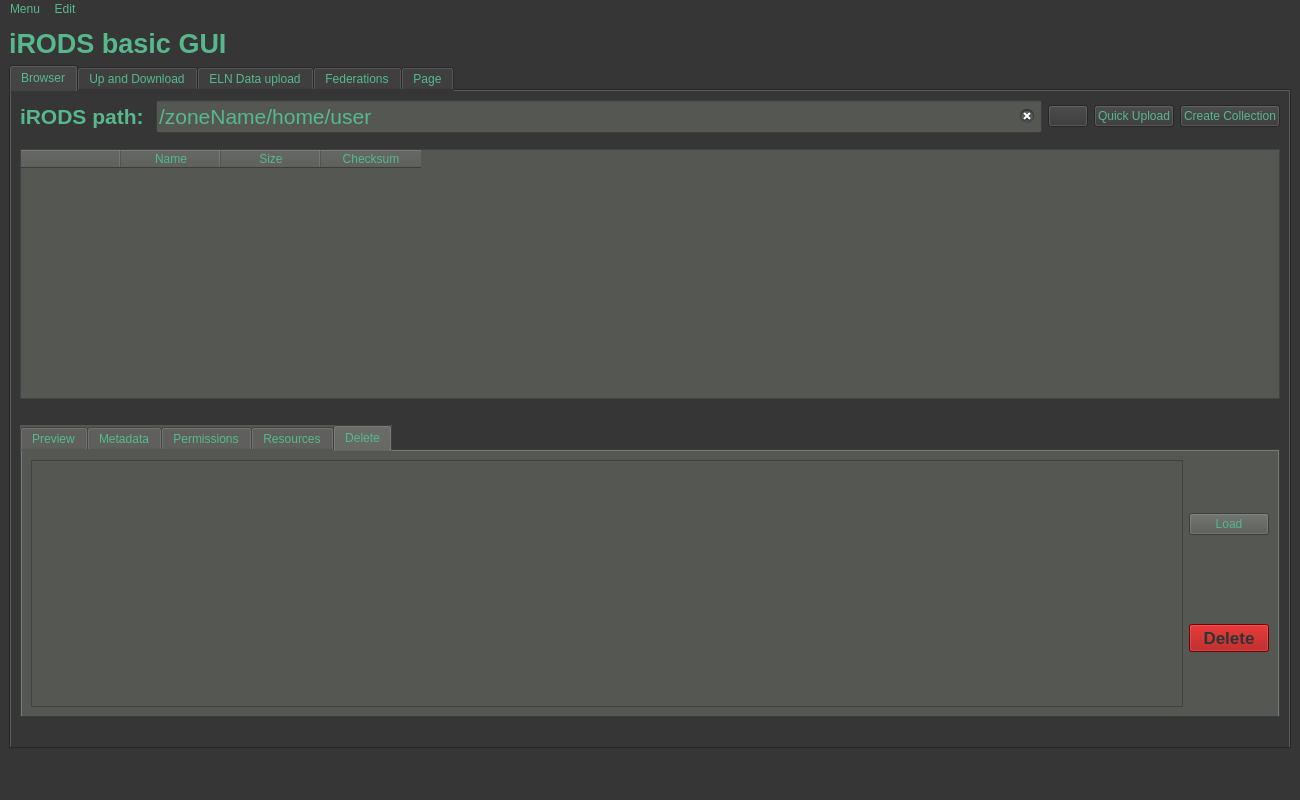
iBridges-for-iRODS/iBridges, file irods-basicGUI/ui-files/irodsBrowserMain.ui: the form before one commit.
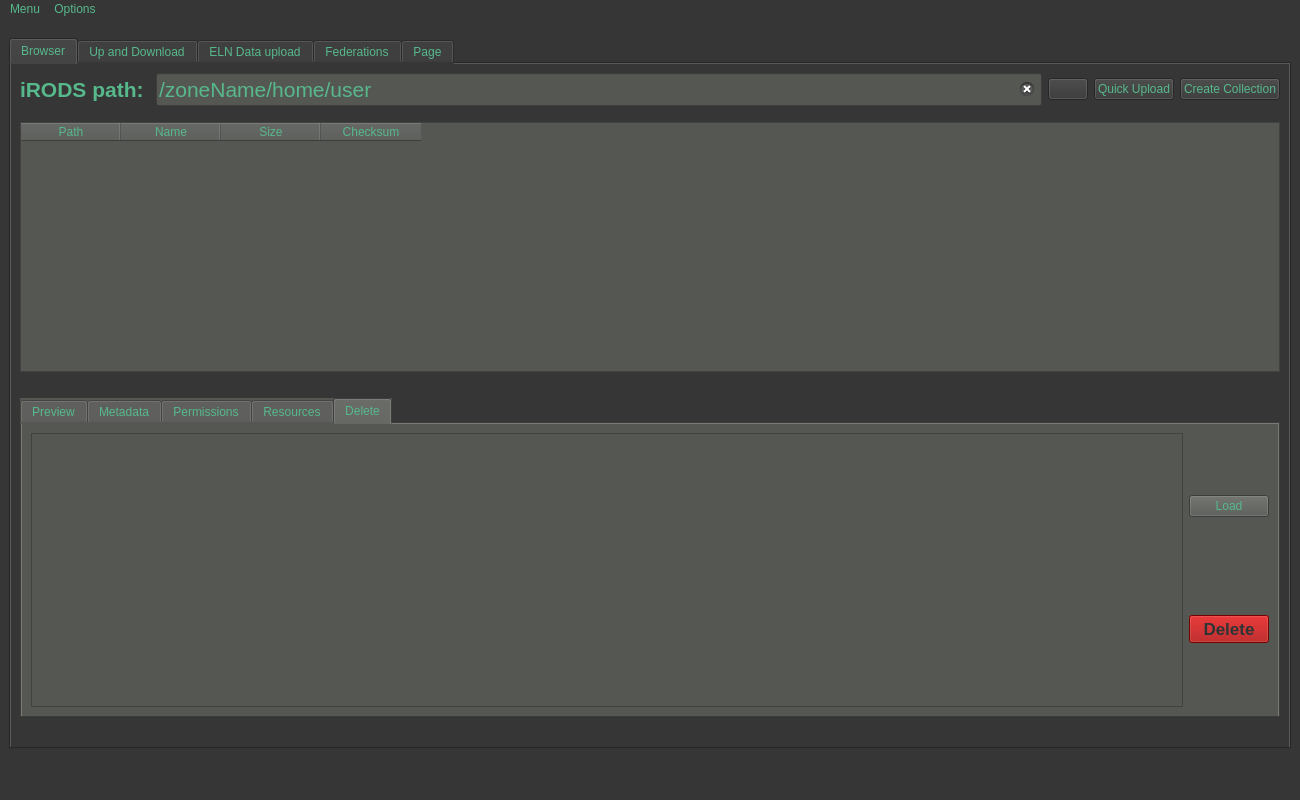
The form after the commit. The open tabs and pages were chosen to show the change. Icons and pictures are not drawn.

Commit message: Adding search functionality to GUI and irodsConnectors

```diff
--- a/irods-basicGUI/ui-files/irodsBrowserMain.ui
+++ b/irods-basicGUI/ui-files/irodsBrowserMain.ui
@@ -29,18 +29,17 @@
    </property>
    <layout class="QVBoxLayout" name="verticalLayout">
     <item>
-     <widget class="QLabel" name="label">
-      <property name="font">
-       <font>
-        <pointsize>20</pointsize>
-        <weight>75</weight>
-        <bold>true</bold>
-       </font>
+     <spacer name="verticalSpacer_8">
+      <property name="orientation">
+       <enum>Qt::Vertical</enum>
       </property>
-      <property name="text">
-       <string>iRODS basic GUI</string>
+      <property name="sizeHint" stdset="0">
+       <size>
+        <width>20</width>
+        <height>40</height>
+       </size>
       </property>
-     </widget>
+     </spacer>
     </item>
     <item>
      <widget class="QTabWidget" name="tabWidget">
@@ -154,7 +153,7 @@
           </property>
           <column>
            <property name="text">
-            <string notr="true"/>
+            <string notr="true">Path</string>
            </property>
            <property name="toolTip">
             <string notr="true"/>
@@ -1175,6 +1174,13 @@
     </rect>
    </property>
    <widget class="QMenu" name="menuMenu">
+    <property name="font">
+     <font>
+      <pointsize>13</pointsize>
+      <weight>50</weight>
+      <bold>false</bold>
+     </font>
+    </property>
     <property name="title">
      <string>Menu</string>
     </property>
@@ -1183,7 +1189,7 @@
    </widget>
    <widget class="QMenu" name="menuOptions">
     <property name="title">
-     <string>Edit</string>
+     <string>Options</string>
     </property>
     <addaction name="actionSearch"/>
     <addaction name="actionExportMetadata"/>
```
Left out of the diff: 22 changed lines with no effect on the pictures. The commit also changes 6 other files.
